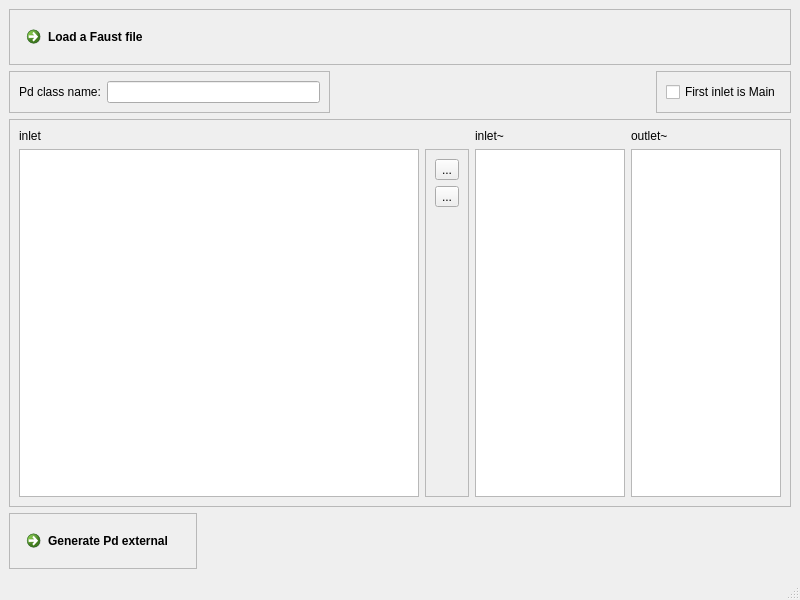
First picture: the form in tools/faust2pdex/main_window.ui, repository jujudusud/BPD, before the edit.
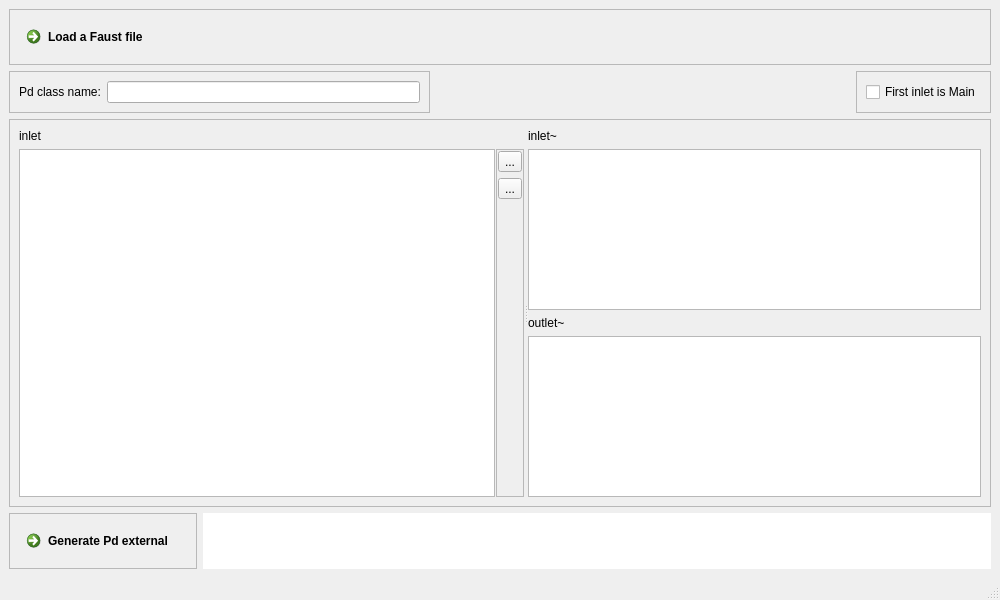
Second picture: the form after the edit. Icons and pictures are not drawn. Custom widgets are drawn as their Qt base class.

Commit message: faust2pdex: amélioration interface

What changed in the file:
```diff
--- a/tools/faust2pdex/main_window.ui
+++ b/tools/faust2pdex/main_window.ui
@@ -6,7 +6,7 @@
    <rect>
     <x>0</x>
     <y>0</y>
-    <width>800</width>
+    <width>1000</width>
     <height>600</height>
    </rect>
   </property>
@@ -14,7 +14,7 @@
    <string>MainWindow</string>
   </property>
   <widget class="QWidget" name="centralwidget">
-   <layout class="QVBoxLayout" name="verticalLayout">
+   <layout class="QVBoxLayout" name="verticalLayout_4">
     <item>
      <widget class="QFrame" name="frame">
       <property name="frameShape">
@@ -153,59 +153,30 @@
       <property name="frameShadow">
        <enum>QFrame::Raised</enum>
       </property>
-      <layout class="QGridLayout" name="gridLayout">
-       <item row="0" column="0">
+      <layout class="QHBoxLayout" name="horizontalLayout_8">
+       <item>
+        <widget class="QSplitter" name="splitter">
+         <property name="orientation">
+          <enum>Qt::Horizontal</enum>
+         </property>
+         <widget class="QWidget" name="">
+          <layout class="QVBoxLayout" name="verticalLayout_3">
+           <item>
         <widget class="QLabel" name="label">
          <property name="text">
           <string>inlet</string>
          </property>
         </widget>
        </item>
-       <item row="1" column="0">
-        <widget class="QTableWidget" name="tw_ctlin">
-         <property name="minimumSize">
-          <size>
-           <width>400</width>
-           <height>0</height>
-          </size>
-         </property>
-        </widget>
-       </item>
-       <item row="1" column="3">
-        <widget class="QTableWidget" name="tw_sigout">
-         <property name="minimumSize">
-          <size>
-           <width>150</width>
-           <height>0</height>
-          </size>
-         </property>
-        </widget>
-       </item>
-       <item row="0" column="2">
-        <widget class="QLabel" name="label_2">
-         <property name="text">
-          <string>inlet~</string>
-         </property>
-        </widget>
-       </item>
-       <item row="0" column="3">
-        <widget class="QLabel" name="label_3">
-         <property name="text">
-          <string>outlet~</string>
-         </property>
-        </widget>
-       </item>
-       <item row="1" column="2">
-        <widget class="QTableWidget" name="tw_sigin">
-         <property name="minimumSize">
-          <size>
-           <width>150</width>
-           <height>0</height>
-          </size>
-         </property>
-        </widget>
-       </item>
-       <item row="1" column="1">
+           <item>
+            <layout class="QHBoxLayout" name="horizontalLayout_7">
+             <property name="spacing">
+              <number>1</number>
+             </property>
+             <item>
+              <widget class="QTableWidget" name="tw_ctlin"/>
+             </item>
+             <item>
         <widget class="QFrame" name="frame_6">
          <property name="frameShape">
           <enum>QFrame::StyledPanel</enum>
@@ -214,6 +185,18 @@
           <enum>QFrame::Raised</enum>
          </property>
          <layout class="QVBoxLayout" name="verticalLayout_2">
+                <property name="leftMargin">
+                 <number>1</number>
+                </property>
+                <property name="topMargin">
+                 <number>1</number>
+                </property>
+                <property name="rightMargin">
+                 <number>1</number>
+                </property>
+                <property name="bottomMargin">
+                 <number>1</number>
+                </property>
           <item>
            <widget class="QToolButton" name="btn_ctlMoveUp">
             <property name="toolTip">
@@ -257,6 +240,36 @@
         </widget>
        </item>
       </layout>
+           </item>
+          </layout>
+         </widget>
+         <widget class="QWidget" name="">
+          <layout class="QVBoxLayout" name="verticalLayout">
+           <item>
+            <widget class="QLabel" name="label_2">
+             <property name="text">
+              <string>inlet~</string>
+             </property>
+            </widget>
+           </item>
+           <item>
+            <widget class="QTableWidget" name="tw_sigin"/>
+           </item>
+           <item>
+            <widget class="QLabel" name="label_3">
+             <property name="text">
+              <string>outlet~</string>
+             </property>
+            </widget>
+           </item>
+           <item>
+            <widget class="QTableWidget" name="tw_sigout"/>
+           </item>
+          </layout>
+         </widget>
+        </widget>
+       </item>
+      </layout>
      </widget>
     </item>
     <item>
@@ -300,17 +313,17 @@
         </widget>
        </item>
        <item>
-        <spacer name="horizontalSpacer_4">
-         <property name="orientation">
-          <enum>Qt::Horizontal</enum>
+        <widget class="PdObjectView" name="graphicsView">
+         <property name="sizePolicy">
+          <sizepolicy hsizetype="Expanding" vsizetype="Ignored">
+           <horstretch>0</horstretch>
+           <verstretch>0</verstretch>
+          </sizepolicy>
          </property>
-         <property name="sizeHint" stdset="0">
-          <size>
-           <width>40</width>
-           <height>20</height>
-          </size>
+         <property name="frameShape">
+          <enum>QFrame::NoFrame</enum>
          </property>
-        </spacer>
+        </widget>
        </item>
       </layout>
      </widget>
@@ -329,6 +342,13 @@
   </widget>
   <widget class="QStatusBar" name="statusbar"/>
  </widget>
+ <customwidgets>
+  <customwidget>
+   <class>PdObjectView</class>
+   <extends>QGraphicsView</extends>
+   <header>pd_object_view.h</header>
+  </customwidget>
+ </customwidgets>
  <resources/>
  <connections/>
 </ui>
```
Left out of the diff: 8 changed lines with no effect on the pictures. Lines whose indentation alone changed are shown as unchanged. The commit also changes 7 other files.
